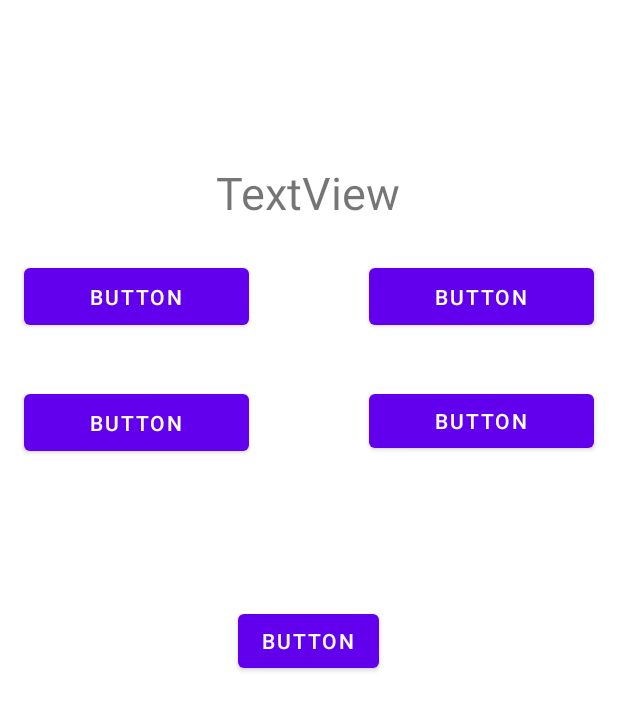
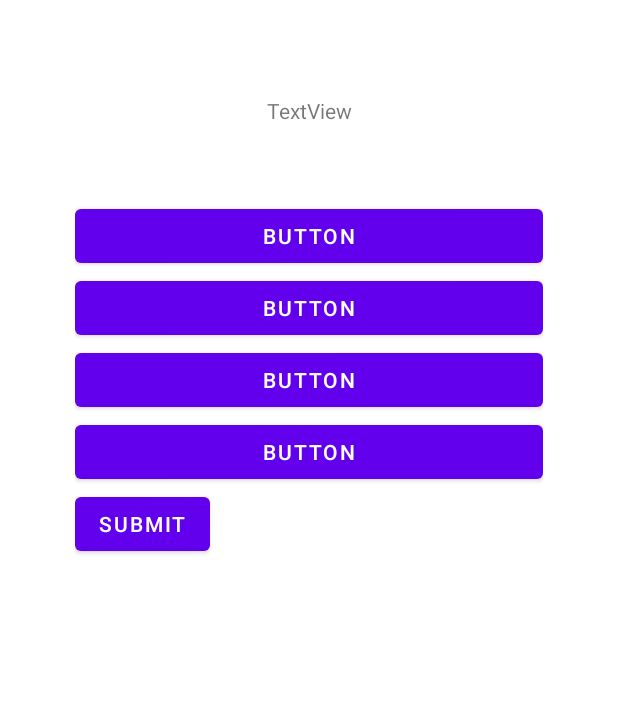
Before and after one commit to Bradboyee/heisig-and-spaced-repetition, an Android app: the layout activity_quiz.xml on its own in the app's theme, with its tools: preview values and no code run, on a phone screen of 412 x 824 dp. Shown: the top 710 px of the screen. Run offline under Robolectric (Android 15) with nearby library versions, the phone set to English and light mode, and no system bars.

Commit message:
7/20/2022

```diff
--- a/app/build.gradle
+++ b/app/build.gradle
@@ -70,6 +70,4 @@ dependencies {
     implementation "androidx.lifecycle:lifecycle-viewmodel-compose:$lifecycle_version"
     // LiveData
     implementation "androidx.lifecycle:lifecycle-livedata-ktx:$lifecycle_version"
-    //kotlinx-islandtime
-    implementation "io.islandtime:core:0.6.3"
 }
--- a/app/src/main/java/com/example/finalproject/data_kanji/Category.kt
+++ b/app/src/main/java/com/example/finalproject/data_kanji/Category.kt
@@ -1,6 +1,6 @@
 package com.example.finalproject.data_kanji
 
 data class Category(
-    var Categorytitle:String,
+    var categorytitle:String,
     var value: Int
 )
--- a/app/src/main/java/com/example/finalproject/roomdatabase/KanjiDatabase.kt
+++ b/app/src/main/java/com/example/finalproject/roomdatabase/KanjiDatabase.kt
@@ -20,7 +20,7 @@ abstract class KanjiDatabase : RoomDatabase() {
                 if (instance == null){
                     instance = Room.databaseBuilder(context.applicationContext,
                         KanjiDatabase::class.java,
-                        "testdatabase4").build()
+                        "testdatabase6").build()
                 }
                 return instance
             }
--- a/app/src/main/java/com/example/finalproject/utils/CategoryRecyclerAdapter.kt
+++ b/app/src/main/java/com/example/finalproject/utils/CategoryRecyclerAdapter.kt
@@ -31,7 +31,7 @@ class CategoryRecyclerAdapter(category: List<Category>) : RecyclerView.Adapter<C
 
 
         fun bind(cate : Category) {
-            catetextview.text = cate.Categorytitle
+            catetextview.text = cate.categorytitle
             itemView.setOnClickListener {
                 val intent = Intent(itemView.context,KanjiListActivity::class.java)
                 val value = cate.value
--- a/app/src/main/java/com/example/finalproject/utils/KanjiRecyclerViewAdapter.kt
+++ b/app/src/main/java/com/example/finalproject/utils/KanjiRecyclerViewAdapter.kt
@@ -11,7 +11,7 @@ import com.example.finalproject.data_kanji.Kanji
 import kotlinx.android.synthetic.main.item_kanji.view.*
 
 class KanjiRecyclerViewAdapter(private val kanji: List<Kanji>,val value: Int) : RecyclerView.Adapter<KanjiRecyclerViewAdapter.viewholder>() {
-    val filteredkanji = kanji.filter { it.JLPT == value }
+    val filteredkanji = kanji.filter { it.Japanese_Language_Proficiency_Test == value }
     override fun onCreateViewHolder(parent: ViewGroup, viewType: Int, ): KanjiRecyclerViewAdapter.viewholder {
         val view = LayoutInflater.from(parent.context).inflate(R.layout.item_kanji,parent,false)
         return viewholder(view)
@@ -28,7 +28,7 @@ class KanjiRecyclerViewAdapter(private val kanji: List<Kanji>,val value: Int) :
     class viewholder(itemview: View):RecyclerView.ViewHolder(itemview) {
         private val kanjitextview = itemview.textview
         fun bind(kanji: Kanji) {
-            kanjitextview.text = kanji.Kanji
+            kanjitextview.text = kanji.kanji
 
             itemView.setOnClickListener {
                 val intent = Intent(itemView.context, HeisigActivity::class.java)
--- a/app/src/main/res/layout/activity_quiz.xml
+++ b/app/src/main/res/layout/activity_quiz.xml
@@ -3,72 +3,59 @@
     xmlns:app="http://schemas.android.com/apk/res-auto"
     xmlns:tools="http://schemas.android.com/tools"
     android:layout_width="match_parent"
-    android:layout_height="match_parent"
-    tools:layout_editor_absoluteX="0dp"
-    tools:layout_editor_absoluteY="48dp">
+    android:layout_height="match_parent">
 
-    <Button
-        android:id="@+id/answer4"
-        android:layout_width="150dp"
-        android:layout_height="wrap_content"
-        android:layout_marginTop="34dp"
-        android:elevation="4dp"
-        android:text="Button"
-        app:layout_constraintStart_toStartOf="@+id/answer2"
-        app:layout_constraintTop_toBottomOf="@+id/answer2" />
 
-    <Button
-        android:id="@+id/answer2"
-        android:layout_width="150dp"
-        android:layout_height="50dp"
-        android:layout_marginTop="24dp"
-        android:layout_marginEnd="16dp"
-        android:text="Button"
-        app:layout_constraintEnd_toEndOf="parent"
-        app:layout_constraintTop_toBottomOf="@+id/kanjiquestiontextview" />
-
-    <Button
-        android:id="@+id/answer3"
-        android:layout_width="150dp"
-        android:layout_height="50dp"
-        android:layout_marginTop="34dp"
-        android:text="Button"
-        app:layout_constraintStart_toStartOf="@+id/answer1"
-        app:layout_constraintTop_toBottomOf="@+id/answer1" />
-
-    <Button
-        android:id="@+id/answer1"
-        android:layout_width="150dp"
-        android:layout_height="50dp"
-        android:layout_marginStart="16dp"
-        android:text="Button"
-        app:layout_constraintStart_toStartOf="parent"
-        app:layout_constraintTop_toTopOf="@+id/answer2" />
-
-    <Button
-        android:id="@+id/submitbutton"
+    <TextView
+        android:id="@+id/Question"
         android:layout_width="wrap_content"
         android:layout_height="wrap_content"
-        android:layout_marginStart="158dp"
-        android:layout_marginEnd="159dp"
-        android:layout_marginBottom="274dp"
-        android:text="Button"
-        app:layout_constraintBottom_toBottomOf="parent"
+        android:layout_marginTop="64dp"
+        android:text="TextView"
         app:layout_constraintEnd_toEndOf="parent"
-        app:layout_constraintHorizontal_bias="1.0"
-        app:layout_constraintStart_toStartOf="parent"
-        app:layout_constraintTop_toBottomOf="@+id/answer4" />
-
-    <TextView
-        android:id="@+id/kanjiquestiontextview"
-        android:layout_width="wrap_content"
-        android:layout_height="wrap_content"
-        android:layout_marginTop="108dp"
-        android:text="TextView"
-        android:textSize="30sp"
-        app:layout_constraintEnd_toEndOf="parent"
-        app:layout_constraintHorizontal_bias="0.498"
+        app:layout_constraintHorizontal_bias="0.5"
         app:layout_constraintStart_toStartOf="parent"
         app:layout_constraintTop_toTopOf="parent" />
 
+    <LinearLayout
+        android:id="@+id/linearLayout2"
+        android:layout_width="match_parent"
+        android:layout_height="wrap_content"
+        android:layout_margin="50dp"
+        android:orientation="vertical"
+        app:layout_constraintTop_toBottomOf="@+id/Question"
+        tools:layout_editor_absoluteX="50dp">
+
+        <Button
+            android:id="@+id/answer1"
+            android:layout_width="match_parent"
+            android:layout_height="wrap_content"
+            android:text="Button" />
+
+        <Button
+            android:id="@+id/answer2"
+            android:layout_width="match_parent"
+            android:layout_height="wrap_content"
+            android:text="Button" />
+
+        <Button
+            android:id="@+id/answer3"
+            android:layout_width="match_parent"
+            android:layout_height="wrap_content"
+            android:text="Button" />
+
+        <Button
+            android:id="@+id/answer4"
+            android:layout_width="match_parent"
+            android:layout_height="wrap_content"
+            android:text="Button" />
+
+        <Button
+            android:id="@+id/submitAnswer"
+            android:layout_width="wrap_content"
+            android:layout_height="wrap_content"
+            android:text="Submit"
+            android:textAlignment="center" />
+    </LinearLayout>
+
 </androidx.constraintlayout.widget.ConstraintLayout>
```
Also changed, not shown: app/src/main/java/com/example/finalproject/HeisigActivity.kt (+17 -20 lines), app/src/main/java/com/example/finalproject/QuizActivity.kt (+61 -31 lines), app/src/main/java/com/example/finalproject/data_kanji/Kanji.kt (+14 -15 lines), app/src/main/java/com/example/finalproject/roomdatabase/KanjiEntity.kt (+14 -13 lines), app/src/main/res/layout/fragment_spaced.xml (+9 -3 lines).
